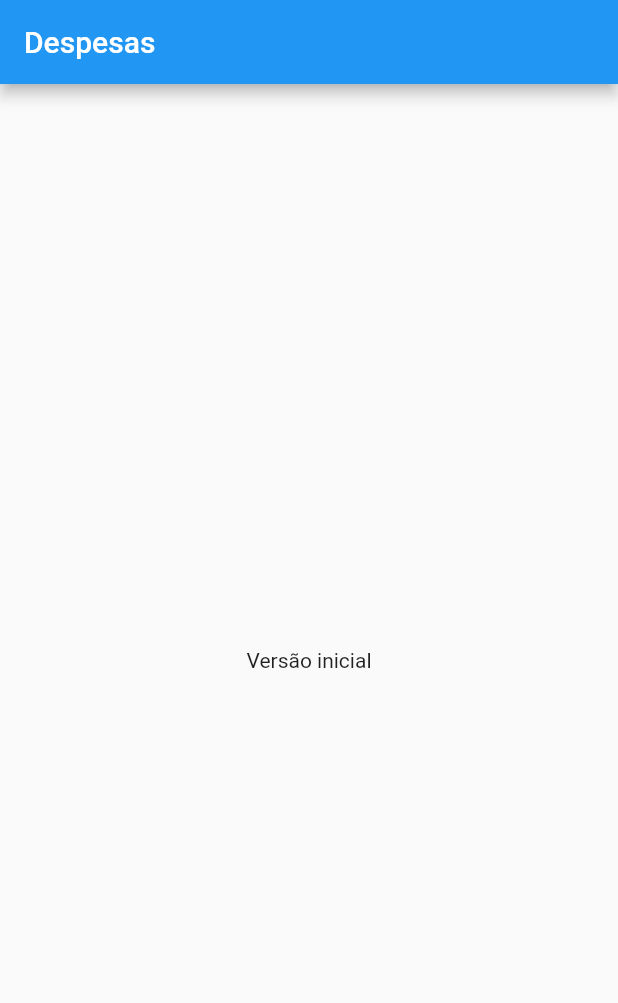
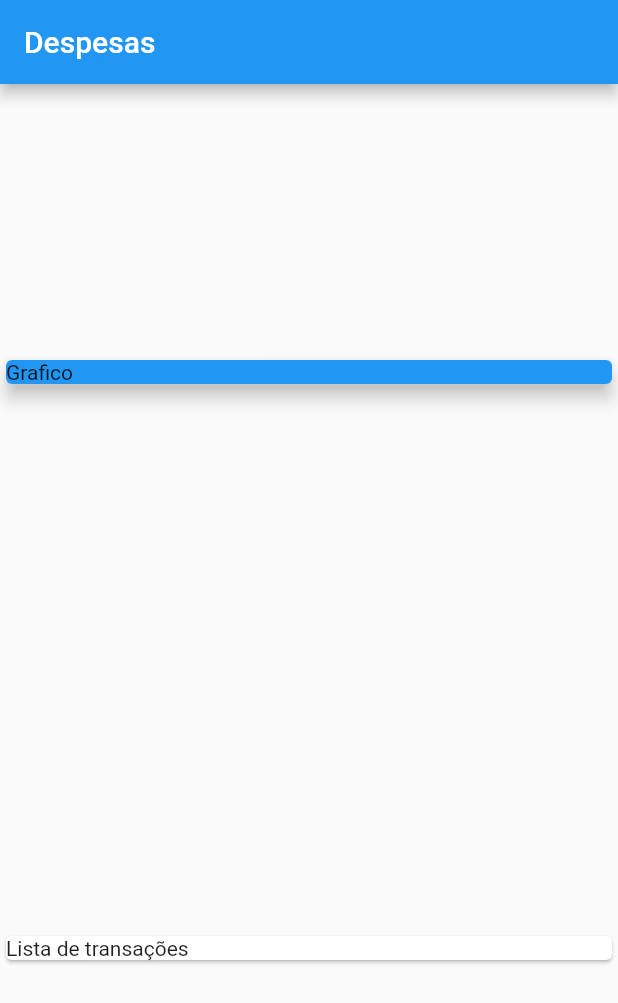
Before and after one commit to Wallace82/expense, a Flutter app: the screen it shows after launch, on a phone screen of 412 x 824 dp. Shown: the top 1003 px of the screen. Run offline on Flutter 3.47's test engine with Material 2 defaults, Android fonts, the phone set to English and light mode, and no system bars.

Commit message:
1 - Add cards na home

```diff
--- a/lib/main.dart
+++ b/lib/main.dart
@@ -3,7 +3,6 @@ import 'package:flutter/material.dart';
 main() => runApp(ExpensesApp());
 
 class ExpensesApp extends StatelessWidget {
-
 
 
   @override
@@ -19,12 +18,29 @@ class MyHomePage extends StatelessWidget {
   @override
   Widget build(BuildContext context) {
     return Scaffold(
-      appBar: AppBar(
-        title: Text('Despesas'),
-      ),
-      body: Center(
-        child: Text('Versão inicial'),
-      ),
+        appBar: AppBar(
+          title: Text('Despesas'),
+        ),
+        body: Column(
+          mainAxisAlignment: MainAxisAlignment.spaceAround,
+          crossAxisAlignment: CrossAxisAlignment.stretch,
+          children: [
+          Container(
+          child:
+          Card(
+            color: Colors.blue,
+            child: Text('Grafico'),
+            elevation: 5,
+          ),
+        ),
+        Card(
+        child: Text('Lista de transações'),)
+    ,
+
+    ]
+    ,
+    )
+    ,
     );
   }
 }
```
